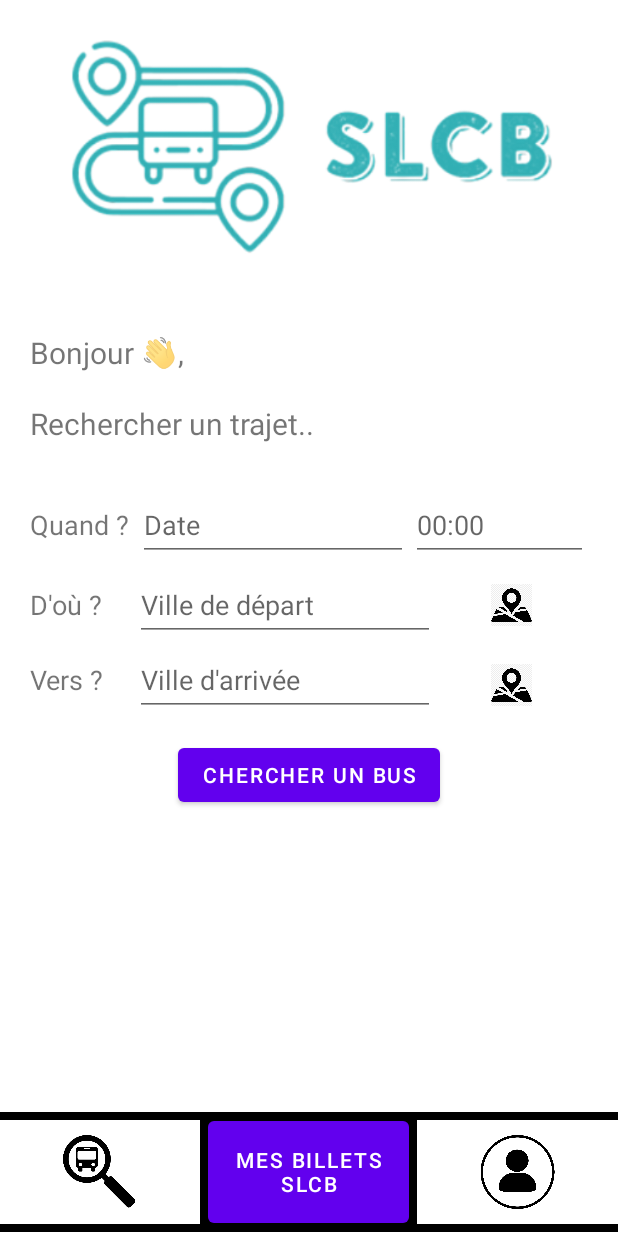
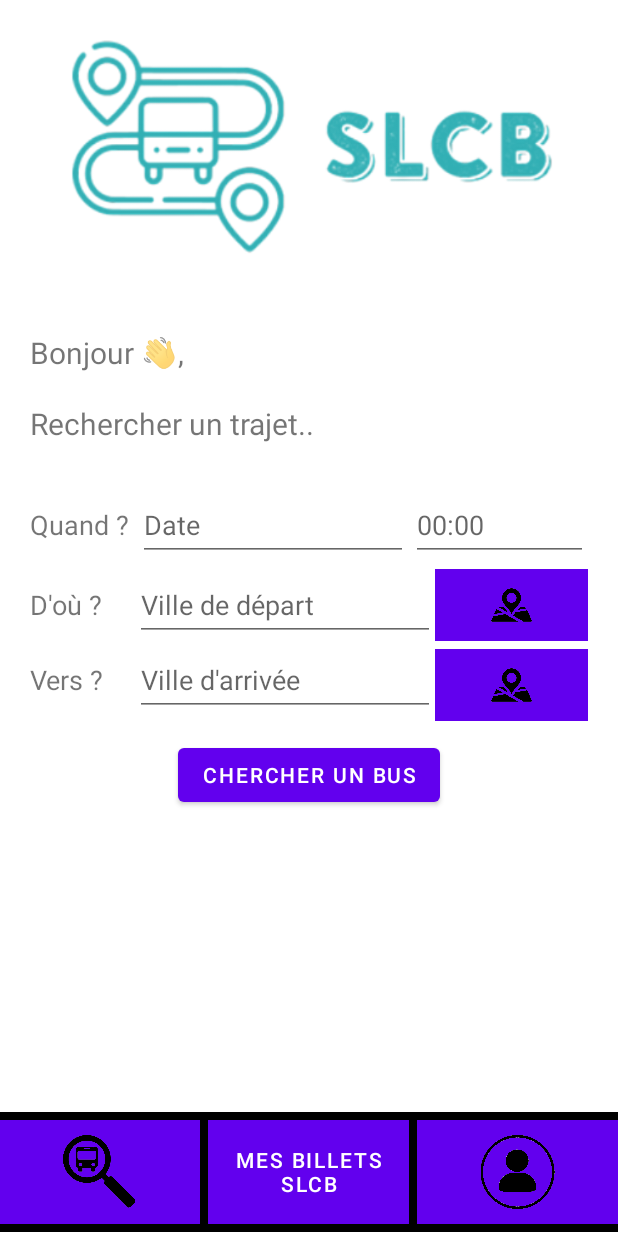
Before and after one commit to Ludovic-972/SLCB, an Android app: the screen it shows after launch (MainActivity), on a phone screen of 412 x 824 dp. Run offline under Robolectric (Android 15) with nearby library versions, the light colour scheme and no system bars; 2 statements that could not run were skipped.

Commit message:
Some Fixes

```diff
--- a/app/src/main/java/com/tchoutchou/TripActivity.java
+++ b/app/src/main/java/com/tchoutchou/TripActivity.java
@@ -1,10 +1,12 @@
 package com.tchoutchou;
 
+import android.os.Build;
 import android.os.Bundle;
 import android.view.View;
 import android.widget.ListView;
 import android.widget.TextView;
 
+import androidx.annotation.RequiresApi;
 import androidx.appcompat.app.ActionBar;
 import androidx.appcompat.app.AppCompatActivity;
 
@@ -18,6 +20,7 @@ public class TripActivity extends AppCompatActivity {
 
     private List<Trip> trips = new ArrayList<>();
 
+    @RequiresApi(api = Build.VERSION_CODES.O)
     @Override
     protected void onCreate(Bundle savedInstanceState) {
         super.onCreate(savedInstanceState);
@@ -33,7 +36,7 @@ public class TripActivity extends AppCompatActivity {
         Bundle tripsInfos = getIntent().getExtras();
 
         TextView name=view.findViewById(R.id.tripDay);
-        name.setText(tripsInfos.getString("tripDay"));
+        name.setText(String.join("/",tripsInfos.getString("tripDay").split("-")));
 
         ListView tripListView = findViewById(R.id.trips);
 
--- a/app/src/main/java/com/tchoutchou/fragments/Menu.java
+++ b/app/src/main/java/com/tchoutchou/fragments/Menu.java
@@ -7,6 +7,7 @@ import android.content.res.ColorStateList;
 import android.graphics.Color;
 import android.graphics.PorterDuff;
 import android.os.Bundle;
+import android.util.Log;
 import android.view.LayoutInflater;
 import android.view.MotionEvent;
 import android.view.View;
@@ -40,7 +41,7 @@ public class Menu extends Fragment {
                              Bundle savedInstanceState) {
 
         View root = inflater.inflate(R.layout.fragment_menu, container, false);
-        SharedPreferences preferences = this.getActivity().getSharedPreferences("userinfos", Context.MODE_PRIVATE);
+        SharedPreferences preferences = this.getActivity().getSharedPreferences("userInfos", Context.MODE_PRIVATE);
         fragmentManager = requireActivity().getSupportFragmentManager();
 
         ImageButton toHomePage = root.findViewById(R.id.homePageButton);
@@ -53,7 +54,7 @@ public class Menu extends Fragment {
         toTickets.setOnClickListener(view -> FragmentReplacement.Replace(fragmentManager,new UserTickets()));
 
         toAccount.setOnClickListener(view -> {
-            if(preferences.getString("Surname", "").equals(""))
+            if(preferences.getString("mail", "").equals(""))
                 FragmentReplacement.Replace(fragmentManager,new UserConnection());
             else
                 FragmentReplacement.Replace(fragmentManager,new UserAccount());
--- a/app/src/main/java/com/tchoutchou/model/Trip.java
+++ b/app/src/main/java/com/tchoutchou/model/Trip.java
@@ -63,7 +63,7 @@ public class Trip {
         String req = "SELECT DATE(departureTime),DATE_FORMAT(departureTime,\"%H:%i\"),departureTown,DATE_FORMAT(arrivalTime,\"%H:%i\"),arrivalTown," +
                 "price,TIMESTAMPDIFF(MINUTE,departureTime,arrivalTime) " +
                 "FROM trips " +
-                "WHERE departureTime>=\""+dateToSQLFormat((String) infos.get("tripDay"))+" "+infos.get("departureHour")+"\""+
+                "WHERE departureTime=>\""+dateToSQLFormat((String) infos.get("tripDay"))+" "+infos.get("departureHour")+"\""+
                 " AND departureTown=\""+infos.get("departureTown")+"\""+
                 " AND arrivalTown=\""+infos.get("arrivalTown")+"\""+
                 " ORDER BY departureTime ASC";
--- /dev/null
+++ b/app/src/main/res/drawable/ripple.xml
@@ -0,0 +1,20 @@
+<?xml version="1.0" encoding="utf-8"?>
+<ripple xmlns:android="http://schemas.android.com/apk/res/android"
+    android:color="@color/purple_700">
+    <item android:id="@android:id/mask">
+        <shape android:shape="rectangle">
+            <solid android:color="@color/purple_700" />
+        </shape>
+    </item>
+
+    <item android:id="@android:id/background">
+        <shape android:shape="rectangle">
+            <gradient
+                android:angle="90"
+                android:endColor="@color/purple_500"
+                android:startColor="@color/purple_500"
+                android:type="linear" />
+        </shape>
+    </item>
+
+</ripple>
--- a/app/src/main/res/layout/fragment_home.xml
+++ b/app/src/main/res/layout/fragment_home.xml
@@ -106,7 +106,7 @@ tools:context=".fragments.Home">
         android:layout_marginTop="5dp"
         android:layout_marginEnd="20dp"
         android:layout_toEndOf="@id/departureTown"
-        android:background="@color/white"
+        android:background="@drawable/ripple"
         android:padding="10dp"
         android:scaleType="fitCenter"
         android:src="@drawable/map_icon" />
@@ -143,7 +143,7 @@ tools:context=".fragments.Home">
         android:layout_marginTop="5dp"
         android:layout_marginEnd="20dp"
         android:layout_toEndOf="@id/arrivalTown"
-        android:background="@color/white"
+        android:background="@drawable/ripple"
         android:padding="10dp"
         android:scaleType="fitCenter"
         android:src="@drawable/map_icon" />
--- a/app/src/main/res/layout/fragment_menu.xml
+++ b/app/src/main/res/layout/fragment_menu.xml
@@ -15,10 +15,10 @@
         android:layout_height="match_parent"
         android:layout_weight="1"
         android:layout_marginVertical="5dp"
-        android:background="@color/white"
         android:src="@drawable/research"
         android:padding="10dp"
         android:scaleType="fitCenter"
+        android:background="@drawable/ripple"
          />
 
     <Button
@@ -27,7 +27,9 @@
         android:layout_height="match_parent"
         android:layout_weight="1"
         android:text="Mes Billets\nSLCB"
-        android:layout_marginHorizontal="5dp"/>
+        android:layout_marginHorizontal="5dp"
+        android:layout_marginVertical="5dp"
+        android:background="@drawable/ripple"/>
 
     <ImageButton
         android:id="@+id/accountPageButton"
@@ -35,9 +37,9 @@
         android:layout_height="match_parent"
         android:layout_weight="1"
         android:layout_marginVertical="5dp"
-        android:background="@color/white"
         android:src="@drawable/account"
         android:padding="10dp"
         android:scaleType="fitCenter"
+        android:background="@drawable/ripple"
          />
 </LinearLayout>
```
Also changed, not shown: app/src/main/res/layout/fragment_user_account.xml (+5 -5 lines), app/src/main/res/drawable/map_icon.png.
